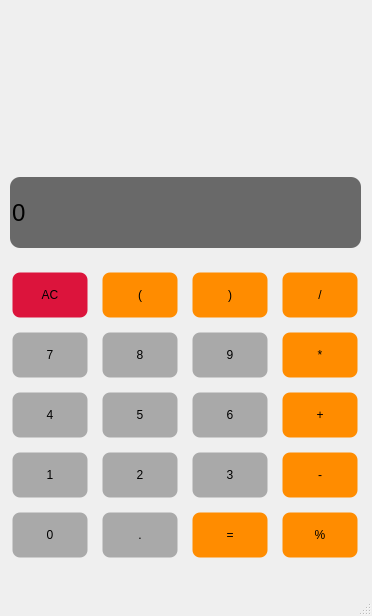
First picture: the form in src/jcal.ui, repository itsjibel/Jcal, before the edit.
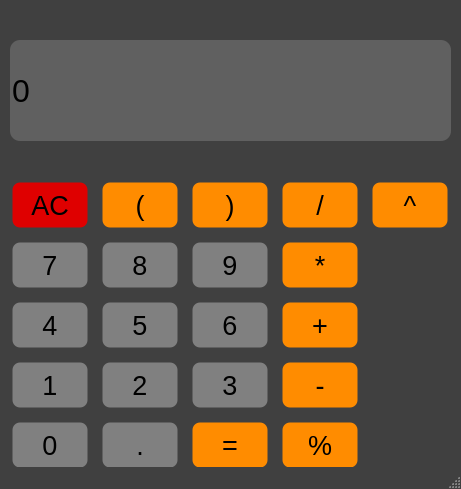
Second picture: the form after the edit.

Commit message: Add '^' button and complete the validToCal function

```diff
--- a/src/jcal.ui
+++ b/src/jcal.ui
@@ -9,8 +9,8 @@
    <rect>
     <x>0</x>
     <y>0</y>
-    <width>372</width>
-    <height>616</height>
+    <width>461</width>
+    <height>489</height>
    </rect>
   </property>
   <property name="sizePolicy">
@@ -21,32 +21,62 @@
   </property>
   <property name="minimumSize">
    <size>
-    <width>372</width>
-    <height>616</height>
+    <width>0</width>
+    <height>0</height>
    </size>
   </property>
   <property name="maximumSize">
    <size>
-    <width>372</width>
-    <height>616</height>
+    <width>900000</width>
+    <height>900000</height>
    </size>
   </property>
   <property name="windowTitle">
    <string>Jcal</string>
   </property>
+  <property name="styleSheet">
+   <string notr="true">QMainWindow {
+	background-color: #404040;
+	border-style: solid;
+	border-width: 5px;
+	border-radius: 10px;
+}</string>
+  </property>
   <widget class="QWidget" name="centralwidget">
+   <property name="styleSheet">
+    <string notr="true">centralwidget {
+	background-color: #404040;
+	border-style: solid;
+	border-width: 5px;
+	border-radius: 10px;
+}</string>
+   </property>
    <widget class="QPushButton" name="AC">
     <property name="geometry">
      <rect>
       <x>10</x>
-      <y>270</y>
+      <y>180</y>
       <width>80</width>
       <height>50</height>
      </rect>
     </property>
+    <property name="sizePolicy">
+     <sizepolicy hsizetype="Preferred" vsizetype="Preferred">
+      <horstretch>0</horstretch>
+      <verstretch>0</verstretch>
+     </sizepolicy>
+    </property>
+    <property name="font">
+     <font>
+      <pointsize>20</pointsize>
+     </font>
+    </property>
+    <property name="cursor">
+     <cursorShape>PointingHandCursor</cursorShape>
+    </property>
     <property name="styleSheet">
      <string notr="true">QPushButton {
-	background-color: #DC143C;
+	background-color: #DF0000;
 	border-style: solid;
 	border-width: 5px;
 	border-radius: 10px;
@@ -76,14 +106,28 @@
     <property name="geometry">
      <rect>
       <x>10</x>
-      <y>330</y>
+      <y>240</y>
       <width>80</width>
       <height>50</height>
      </rect>
     </property>
+    <property name="sizePolicy">
+     <sizepolicy hsizetype="Preferred" vsizetype="Preferred">
+      <horstretch>0</horstretch>
+      <verstretch>0</verstretch>
+     </sizepolicy>
+    </property>
+    <property name="font">
+     <font>
+      <pointsize>20</pointsize>
+     </font>
+    </property>
+    <property name="cursor">
+     <cursorShape>PointingHandCursor</cursorShape>
+    </property>
     <property name="styleSheet">
      <string notr="true">QPushButton {
-	background-color: #A9A9A9;
+	background-color: #808080;
 	border-style: solid;
 	border-width: 5px;
 	border-radius: 10px;
@@ -104,14 +148,28 @@
     <property name="geometry">
      <rect>
       <x>10</x>
-      <y>390</y>
+      <y>300</y>
       <width>80</width>
       <height>50</height>
      </rect>
     </property>
+    <property name="sizePolicy">
+     <sizepolicy hsizetype="Preferred" vsizetype="Preferred">
+      <horstretch>0</horstretch>
+      <verstretch>0</verstretch>
+     </sizepolicy>
+    </property>
+    <property name="font">
+     <font>
+      <pointsize>20</pointsize>
+     </font>
+    </property>
+    <property name="cursor">
+     <cursorShape>PointingHandCursor</cursorShape>
+    </property>
     <property name="styleSheet">
      <string notr="true">QPushButton {
-	background-color: #A9A9A9;
+	background-color: #808080;
 	border-style: solid;
 	border-width: 5px;
 	border-radius: 10px;
@@ -132,14 +190,28 @@
     <property name="geometry">
      <rect>
       <x>10</x>
-      <y>450</y>
+      <y>360</y>
       <width>80</width>
       <height>50</height>
      </rect>
     </property>
+    <property name="sizePolicy">
+     <sizepolicy hsizetype="Preferred" vsizetype="Preferred">
+      <horstretch>0</horstretch>
+      <verstretch>0</verstretch>
+     </sizepolicy>
+    </property>
+    <property name="font">
+     <font>
+      <pointsize>20</pointsize>
+     </font>
+    </property>
+    <property name="cursor">
+     <cursorShape>PointingHandCursor</cursorShape>
+    </property>
     <property name="styleSheet">
      <string notr="true">QPushButton {
-	background-color: #A9A9A9;
+	background-color: #808080;
 	border-style: solid;
 	border-width: 5px;
 	border-radius: 10px;
@@ -160,14 +232,28 @@
     <property name="geometry">
      <rect>
       <x>10</x>
-      <y>510</y>
+      <y>420</y>
       <width>80</width>
       <height>50</height>
      </rect>
     </property>
+    <property name="sizePolicy">
+     <sizepolicy hsizetype="Preferred" vsizetype="Preferred">
+      <horstretch>0</horstretch>
+      <verstretch>0</verstretch>
+     </sizepolicy>
+    </property>
+    <property name="font">
+     <font>
+      <pointsize>20</pointsize>
+     </font>
+    </property>
+    <property name="cursor">
+     <cursorShape>PointingHandCursor</cursorShape>
+    </property>
     <property name="styleSheet">
      <string notr="true">QPushButton {
-	background-color: #A9A9A9;
+	background-color: #808080;
 	border-style: solid;
 	border-width: 5px;
 	border-radius: 10px;
@@ -188,11 +274,25 @@
     <property name="geometry">
      <rect>
       <x>100</x>
-      <y>270</y>
+      <y>180</y>
       <width>80</width>
       <height>50</height>
      </rect>
     </property>
+    <property name="sizePolicy">
+     <sizepolicy hsizetype="Preferred" vsizetype="Preferred">
+      <horstretch>0</horstretch>
+      <verstretch>0</verstretch>
+     </sizepolicy>
+    </property>
+    <property name="font">
+     <font>
+      <pointsize>20</pointsize>
+     </font>
+    </property>
+    <property name="cursor">
+     <cursorShape>PointingHandCursor</cursorShape>
+    </property>
     <property name="styleSheet">
      <string notr="true">QPushButton {
 	background-color: #FF8C00;
@@ -216,11 +316,25 @@
     <property name="geometry">
      <rect>
       <x>190</x>
-      <y>270</y>
+      <y>180</y>
       <width>80</width>
       <height>50</height>
      </rect>
     </property>
+    <property name="sizePolicy">
+     <sizepolicy hsizetype="Preferred" vsizetype="Preferred">
+      <horstretch>0</horstretch>
+      <verstretch>0</verstretch>
+     </sizepolicy>
+    </property>
+    <property name="font">
+     <font>
+      <pointsize>20</pointsize>
+     </font>
+    </property>
+    <property name="cursor">
+     <cursorShape>PointingHandCursor</cursorShape>
+    </property>
     <property name="styleSheet">
      <string notr="true">QPushButton {
 	background-color: #FF8C00;
@@ -244,11 +358,25 @@
     <property name="geometry">
      <rect>
       <x>280</x>
-      <y>270</y>
+      <y>180</y>
       <width>80</width>
       <height>50</height>
      </rect>
     </property>
+    <property name="sizePolicy">
+     <sizepolicy hsizetype="Preferred" vsizetype="Preferred">
+      <horstretch>0</horstretch>
+      <verstretch>0</verstretch>
+     </sizepolicy>
+    </property>
+    <property name="font">
+     <font>
+      <pointsize>20</pointsize>
+     </font>
+    </property>
+    <property name="cursor">
+     <cursorShape>PointingHandCursor</cursorShape>
+    </property>
     <property name="styleSheet">
      <string notr="true">QPushButton {
 	background-color: #FF8C00;
@@ -272,11 +400,25 @@
     <property name="geometry">
      <rect>
       <x>280</x>
-      <y>330</y>
+      <y>240</y>
       <width>80</width>
       <height>50</height>
      </rect>
     </property>
+    <property name="sizePolicy">
+     <sizepolicy hsizetype="Preferred" vsizetype="Preferred">
+      <horstretch>0</horstretch>
+      <verstretch>0</verstretch>
+     </sizepolicy>
+    </property>
+    <property name="font">
+     <font>
+      <pointsize>20</pointsize>
+     </font>
+    </property>
+    <property name="cursor">
+     <cursorShape>PointingHandCursor</cursorShape>
+    </property>
     <property name="styleSheet">
      <string notr="true">QPushButton {
 	background-color: #FF8C00;
@@ -300,11 +442,25 @@
     <property name="geometry">
      <rect>
       <x>280</x>
-      <y>390</y>
+      <y>300</y>
       <width>80</width>
       <height>50</height>
      </rect>
     </property>
+    <property name="sizePolicy">
+     <sizepolicy hsizetype="Preferred" vsizetype="Preferred">
+      <horstretch>0</horstretch>
+      <verstretch>0</verstretch>
+     </sizepolicy>
+    </property>
+    <property name="font">
+     <font>
+      <pointsize>20</pointsize>
+     </font>
+    </property>
+    <property name="cursor">
+     <cursorShape>PointingHandCursor</cursorShape>
+    </property>
     <property name="styleSheet">
      <string>QPushButton {
 	background-color: #FF8C00;
@@ -328,11 +484,25 @@
     <property name="geometry">
      <rect>
       <x>280</x>
-      <y>450</y>
+      <y>360</y>
       <width>80</width>
       <height>50</height>
      </rect>
     </property>
+    <property name="sizePolicy">
+     <sizepolicy hsizetype="Preferred" vsizetype="Preferred">
+      <horstretch>0</horstretch>
+      <verstretch>0</verstretch>
+     </sizepolicy>
+    </property>
+    <property name="font">
+     <font>
+      <pointsize>20</pointsize>
+     </font>
+    </property>
+    <property name="cursor">
+     <cursorShape>PointingHandCursor</cursorShape>
+    </property>
     <property name="styleSheet">
      <string>QPushButton {
 	background-color: #FF8C00;
@@ -356,14 +526,28 @@
     <property name="geometry">
      <rect>
       <x>100</x>
-      <y>330</y>
+      <y>240</y>
       <width>80</width>
       <height>50</height>
      </rect>
     </property>
+    <property name="sizePolicy">
+     <sizepolicy hsizetype="Preferred" vsizetype="Preferred">
+      <horstretch>0</horstretch>
+      <verstretch>0</verstretch>
+     </sizepolicy>
+    </property>
+    <property name="font">
+     <font>
+      <pointsize>20</pointsize>
+     </font>
+    </property>
+    <property name="cursor">
+     <cursorShape>PointingHandCursor</cursorShape>
+    </property>
     <property name="styleSheet">
      <string notr="true">QPushButton {
-	background-color: #A9A9A9;
+	background-color: #808080;
 	border-style: solid;
 	border-width: 5px;
 	border-radius: 10px;
@@ -384,14 +568,28 @@
     <property name="geometry">
      <rect>
       <x>190</x>
-      <y>330</y>
+      <y>240</y>
       <width>80</width>
       <height>50</height>
      </rect>
     </property>
+    <property name="sizePolicy">
+     <sizepolicy hsizetype="Preferred" vsizetype="Preferred">
+      <horstretch>0</horstretch>
+      <verstretch>0</verstretch>
+     </sizepolicy>
+    </property>
+    <property name="font">
+     <font>
+      <pointsize>20</pointsize>
+     </font>
+    </property>
+    <property name="cursor">
+     <cursorShape>PointingHandCursor</cursorShape>
+    </property>
     <property name="styleSheet">
      <string notr="true">QPushButton {
-	background-color: #A9A9A9;
+	background-color: #808080;
 	border-style: solid;
 	border-width: 5px;
 	border-radius: 10px;
@@ -412,14 +610,28 @@
     <property name="geometry">
      <rect>
       <x>100</x>
-      <y>390</y>
+      <y>300</y>
       <width>80</width>
       <height>50</height>
      </rect>
     </property>
+    <property name="sizePolicy">
+     <sizepolicy hsizetype="Preferred" vsizetype="Preferred">
+      <horstretch>0</horstretch>
+      <verstretch>0</verstretch>
+     </sizepolicy>
+    </property>
+    <property name="font">
+     <font>
+      <pointsize>20</pointsize>
+     </font>
+    </property>
+    <property name="cursor">
+     <cursorShape>PointingHandCursor</cursorShape>
+    </property>
     <property name="styleSheet">
      <string notr="true">QPushButton {
-	background-color: #A9A9A9;
+	background-color: #808080;
 	border-style: solid;
 	border-width: 5px;
 	border-radius: 10px;
@@ -440,14 +652,28 @@
     <property name="geometry">
      <rect>
       <x>100</x>
-      <y>450</y>
+      <y>360</y>
       <width>80</width>
       <height>50</height>
      </rect>
     </property>
+    <property name="sizePolicy">
+     <sizepolicy hsizetype="Preferred" vsizetype="Preferred">
+      <horstretch>0</horstretch>
+      <verstretch>0</verstretch>
+     </sizepolicy>
+    </property>
+    <property name="font">
+     <font>
+      <pointsize>20</pointsize>
+     </font>
+    </property>
+    <property name="cursor">
+     <cursorShape>PointingHandCursor</cursorShape>
+    </property>
     <property name="styleSheet">
      <string notr="true">QPushButton {
-	background-color: #A9A9A9;
+	background-color: #808080;
 	border-style: solid;
 	border-width: 5px;
 	border-radius: 10px;
@@ -468,14 +694,28 @@
     <property name="geometry">
      <rect>
       <x>190</x>
-      <y>450</y>
+      <y>360</y>
       <width>80</width>
       <height>50</height>
      </rect>
     </property>
+    <property name="sizePolicy">
+     <sizepolicy hsizetype="Preferred" vsizetype="Preferred">
+      <horstretch>0</horstretch>
+      <verstretch>0</verstretch>
+     </sizepolicy>
+    </property>
+    <property name="font">
+     <font>
+      <pointsize>20</pointsize>
+     </font>
+    </property>
+    <property name="cursor">
+     <cursorShape>PointingHandCursor</cursorShape>
+    </property>
     <property name="styleSheet">
      <string notr="true">QPushButton {
-	background-color: #A9A9A9;
+	background-color: #808080;
 	border-style: solid;
 	border-width: 5px;
 	border-radius: 10px;
@@ -496,14 +736,28 @@
     <property name="geometry">
      <rect>
       <x>190</x>
-      <y>390</y>
+      <y>300</y>
       <width>80</width>
       <height>50</height>
      </rect>
     </property>
+    <property name="sizePolicy">
+     <sizepolicy hsizetype="Preferred" vsizetype="Preferred">
+      <horstretch>0</horstretch>
+      <verstretch>0</verstretch>
+     </sizepolicy>
+    </property>
+    <property name="font">
+     <font>
+      <pointsize>20</pointsize>
+     </font>
+    </property>
+    <property name="cursor">
+     <cursorShape>PointingHandCursor</cursorShape>
+    </property>
     <property name="styleSheet">
      <string notr="true">QPushButton {
-	background-color: #A9A9A9;
+	background-color: #808080;
 	border-style: solid;
 	border-width: 5px;
 	border-radius: 10px;
@@ -524,14 +778,28 @@
     <property name="geometry">
      <rect>
       <x>100</x>
-      <y>510</y>
+      <y>420</y>
       <width>80</width>
       <height>50</height>
      </rect>
     </property>
+    <property name="sizePolicy">
+     <sizepolicy hsizetype="Preferred" vsizetype="Preferred">
+      <horstretch>0</horstretch>
+      <verstretch>0</verstretch>
+     </sizepolicy>
+    </property>
+    <property name="font">
+     <font>
+      <pointsize>20</pointsize>
+     </font>
+    </property>
+    <property name="cursor">
+     <cursorShape>PointingHandCursor</cursorShape>
+    </property>
     <property name="styleSheet">
      <string notr="true">QPushButton {
-	background-color: #A9A9A9;
+	background-color: #808080;
 	border-style: solid;
 	border-width: 5px;
 	border-radius: 10px;
@@ -552,11 +820,25 @@
     <property name="geometry">
      <rect>
       <x>280</x>
-      <y>510</y>
+      <y>420</y>
       <width>80</width>
       <height>50</height>
      </rect>
     </property>
+    <property name="sizePolicy">
+     <sizepolicy hsizetype="Preferred" vsizetype="Preferred">
+      <horstretch>0</horstretch>
+      <verstretch>0</verstretch>
+     </sizepolicy>
+    </property>
+    <property name="font">
+     <font>
+      <pointsize>20</pointsize>
+     </font>
+    </property>
+    <property name="cursor">
+     <cursorShape>PointingHandCursor</cursorShape>
+    </property>
     <property name="styleSheet">
      <string notr="true">QPushButton {
 	background-color: #FF8C00;
@@ -580,11 +862,25 @@
     <property name="geometry">
      <rect>
       <x>190</x>
-      <y>510</y>
+      <y>420</y>
       <width>80</width>
       <height>50</height>
      </rect>
     </property>
+    <property name="sizePolicy">
+     <sizepolicy hsizetype="Preferred" vsizetype="Preferred">
+      <horstretch>0</horstretch>
+      <verstretch>0</verstretch>
+     </sizepolicy>
+    </property>
+    <property name="font">
+     <font>
+      <pointsize>20</pointsize>
+     </font>
+    </property>
+    <property name="cursor">
+     <cursorShape>PointingHandCursor</cursorShape>
+    </property>
     <property name="styleSheet">
      <string notr="true">QPushButton {
 	background-color: #FF8C00;
@@ -608,19 +904,25 @@
     <property name="geometry">
      <rect>
       <x>10</x>
-      <y>177</y>
-      <width>351</width>
-      <height>71</height>
+      <y>40</y>
+      <width>441</width>
+      <height>101</height>
      </rect>
     </property>
+    <property name="sizePolicy">
+     <sizepolicy hsizetype="Preferred" vsizetype="Preferred">
+      <horstretch>0</horstretch>
+      <verstretch>0</verstretch>
+     </sizepolicy>
+    </property>
     <property name="font">
      <font>
-      <pointsize>18</pointsize>
+      <pointsize>24</pointsize>
      </font>
     </property>
     <property name="styleSheet">
      <string notr="true">QLineEdit {
-	background-color: #696969;
+	background-color: #606060;
 	border-style: solid;
 	border-radius: 10px;
 }</string>
@@ -629,7 +931,49 @@
      <string>0</string>
     </property>
     <property name="readOnly">
-     <bool>true</bool>
+     <bool>false</bool>
+    </property>
+   </widget>
+   <widget class="QPushButton" name="power">
+    <property name="geometry">
+     <rect>
+      <x>370</x>
+      <y>180</y>
+      <width>80</width>
+      <height>50</height>
+     </rect>
+    </property>
+    <property name="sizePolicy">
+     <sizepolicy hsizetype="Preferred" vsizetype="Preferred">
+      <horstretch>0</horstretch>
+      <verstretch>0</verstretch>
+     </sizepolicy>
+    </property>
+    <property name="font">
+     <font>
+      <pointsize>20</pointsize>
+     </font>
+    </property>
+    <property name="cursor">
+     <cursorShape>PointingHandCursor</cursorShape>
+    </property>
+    <property name="styleSheet">
+     <string notr="true">QPushButton {
+	background-color: #FF8C00;
+	border-style: solid;
+	border-width: 5px;
+	border-radius: 10px;
+}
+
+QPushButton:pressed {
+	background-color: #FF4500;
+	border-style: solid;
+	border-width: 5px;
+	border-radius: 10px;
+}</string>
+    </property>
+    <property name="text">
+     <string>^</string>
     </property>
    </widget>
   </widget>
@@ -643,7 +987,16 @@
     </rect>
    </property>
   </widget>
-  <widget class="QStatusBar" name="statusbar"/>
+  <widget class="QStatusBar" name="statusbar">
+   <property name="styleSheet">
+    <string notr="true">statusbar {
+	background-color: #404040;
+	border-style: solid;
+	border-width: 5px;
+	border-radius: 10px;
+}</string>
+   </property>
+  </widget>
  </widget>
  <resources/>
  <connections/>
```
Left out of the diff: 32 changed lines with no effect on the pictures. The commit also changes 3 other files.
